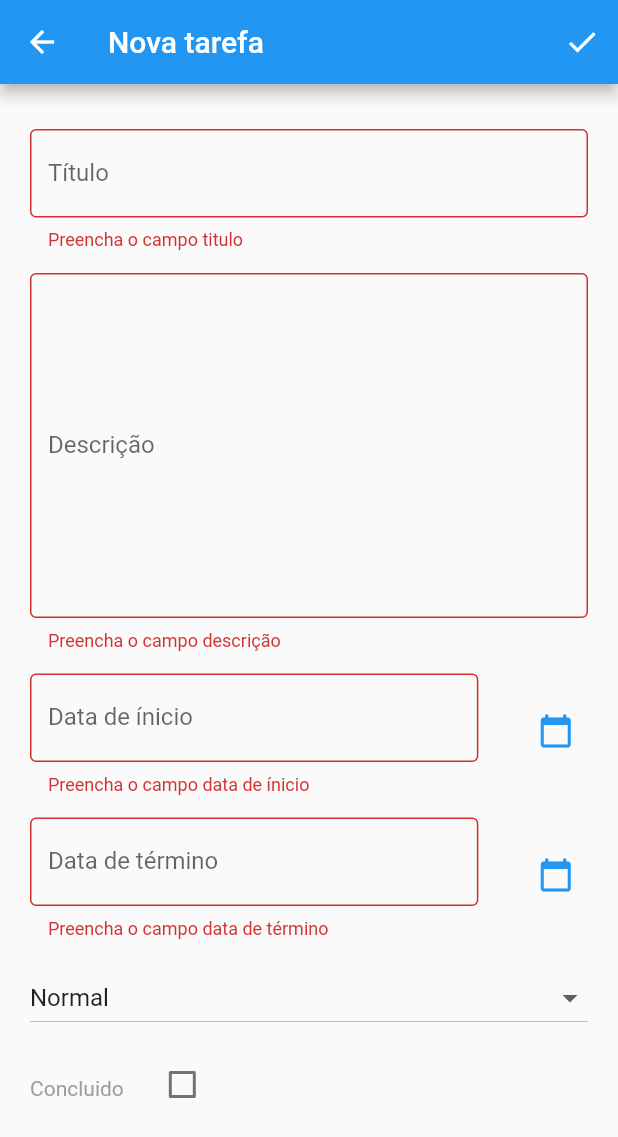
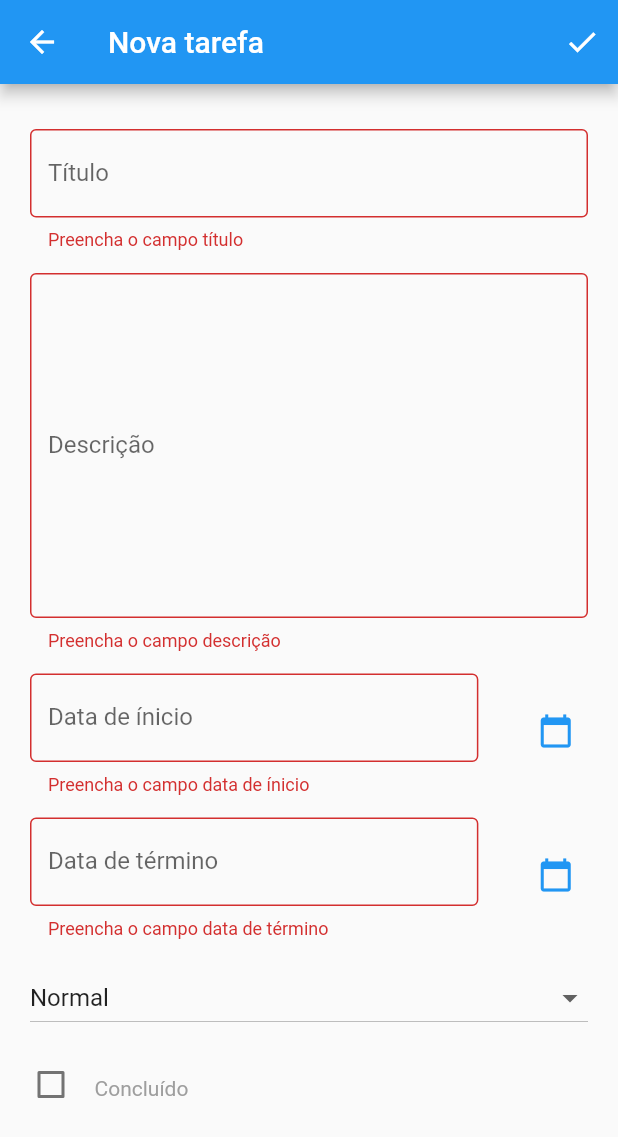
Before and after one commit to thiagorocha503/todo-app, a Flutter app: the TarefaAddPage screen opened directly, after a tap on the "check" icon, on a phone screen of 412 x 824 dp. Shown: the top 1137 px of the screen. Run offline on Flutter 3.47's test engine with Material 2 defaults, Android fonts, the phone set to English and light mode, and no system bars; our stand-ins replace flutter_masked_text, share, sqflite; accounts and stored records are empty.

Commit message:
💄Update position of completed check button

```diff
--- a/lib/view/tarefaEditPage.dart
+++ b/lib/view/tarefaEditPage.dart
@@ -151,7 +151,7 @@ class _NoteEditPageState extends State<TarefaEditPage> implements INoteEdit {
                       key: Key("txtTitle"),
                       validator: (value) {
                         if (value.isEmpty) {
-                          return "Preencha o campo titulo";
+                          return "Preencha o campo título";
                         }
                         return null;
                       },
@@ -213,7 +213,8 @@ class _NoteEditPageState extends State<TarefaEditPage> implements INoteEdit {
                                 this._selectDateStart(context);
                               });
                             },
-                          )),
+                          )
+                      ),
                     ],
                   ),
                   Row(
@@ -284,13 +285,8 @@ class _NoteEditPageState extends State<TarefaEditPage> implements INoteEdit {
                   Row(
                     children: <Widget>[
                       Container(
-                        padding: EdgeInsets.fromLTRB(15, 10, 15, 5),
-                        child: Text(
-                          "Concluido",
-                          style: TextStyle(color: Colors.grey),
-                        ),
-                      ),
-                      Checkbox(
+                        padding: EdgeInsets.only(left:5),
+                        child:  Checkbox(
                           key: Key("checkDone"),
                           value: this._checkDone,
                           onChanged: (newValue) {
@@ -298,6 +294,14 @@ class _NoteEditPageState extends State<TarefaEditPage> implements INoteEdit {
                               this._checkDone = newValue;
                             });
                           }
+                        ),
+                      ),
+                      Container(
+                        padding: EdgeInsets.fromLTRB(5, 10, 15, 5),
+                        child: Text(
+                          "Concluído",
+                          style: TextStyle(color: Colors.grey),
+                        ),
                       ),
                     ],
                   ),
--- a/lib/view/tarefaNewPage.dart
+++ b/lib/view/tarefaNewPage.dart
@@ -97,7 +97,7 @@ class _NoteAddPageState extends State<TarefaAddPage> implements IPageNewNote {
                       key: Key("txtTitle"),
                       validator: (value) {
                         if (value.isEmpty) {
-                          return "Preencha o campo titulo";
+                          return "Preencha o campo título";
                         }
                         return null;
                       },
@@ -211,7 +211,8 @@ class _NoteAddPageState extends State<TarefaAddPage> implements IPageNewNote {
                                 this._selectDateEnd(context);
                               });
                             },
-                          )),
+                          )
+                      ),
                     ],
                   ),
                   Container(
@@ -231,20 +232,24 @@ class _NoteAddPageState extends State<TarefaAddPage> implements IPageNewNote {
                   Row(
                     children: <Widget>[
                       Container(
-                        padding: EdgeInsets.fromLTRB(15, 10, 15, 5),
-                        child: Text(
-                          "Concluido",
-                          style: TextStyle(color: Colors.grey),
-                        ),
-                      ),
-                      Checkbox(
+                        padding: EdgeInsets.only(left:5),
+                        child:  Checkbox(
                           key: Key("checkDone"),
                           value: this._checkDone,
                           onChanged: (newValue) {
                             setState(() {
                               this._checkDone = newValue;
                             });
-                          }),
+                          }
+                        ),
+                      ),
+                      Container(
+                        padding: EdgeInsets.fromLTRB(5, 10, 15, 5),
+                        child: Text(
+                          "Concluído",
+                          style: TextStyle(color: Colors.grey),
+                        ),
+                      ),
                     ],
                   ),
                 ],
```
Also changed, not shown: pubspec.lock, 1 other file.
